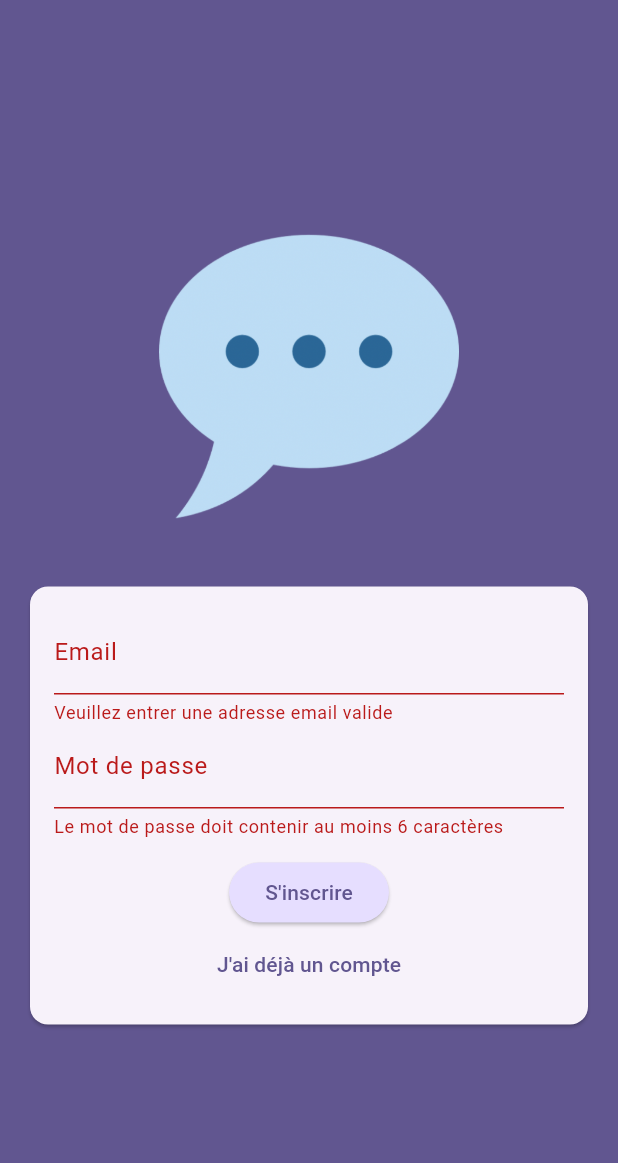
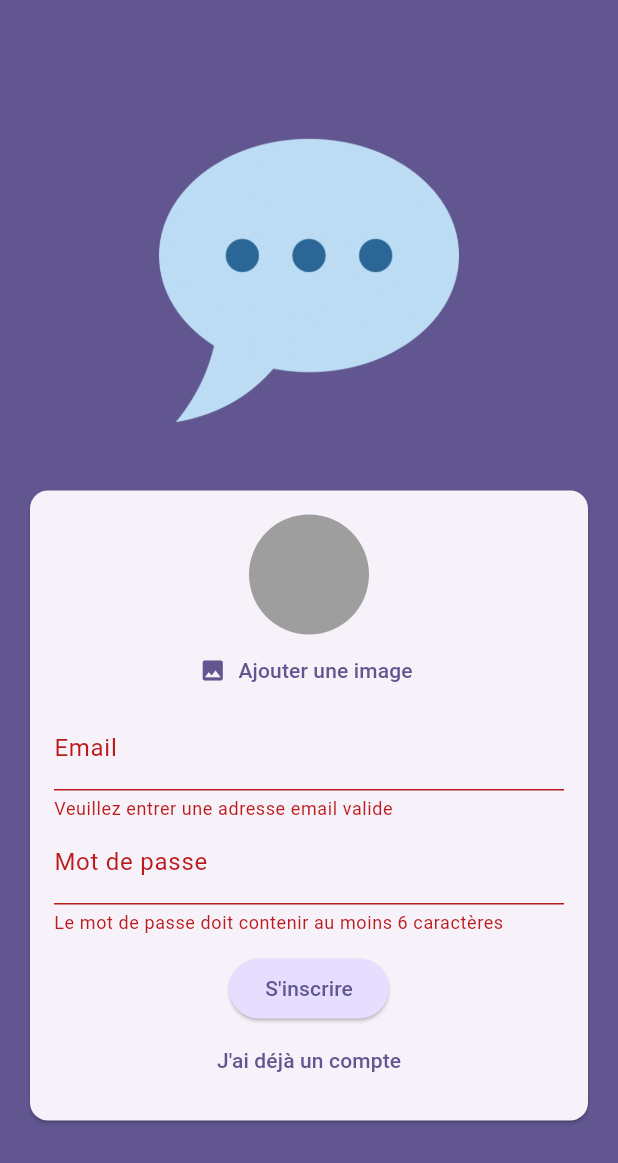
Before and after one commit to UnknownChick/chat-app-flutter, a Flutter app: the screen it shows after launch, after a tap on "Connexion", after a tap on "Créer un compte", on a phone screen of 412 x 824 dp. Shown: the top 1163 px of the screen. Run offline on Flutter 3.47's test engine with Material 3 defaults, Android fonts, the phone set to English and light mode, and no system bars; our stand-ins replace firebase_auth, firebase_core, firebase_storage, flutter_dotenv, image_picker; accounts and stored records are empty.

Commit message:
feat(user inscription): add the posibily to add an profil picture and saved it to Firebase

```diff
--- a/lib/screens/auth.dart
+++ b/lib/screens/auth.dart
@@ -1,5 +1,8 @@
+import 'package:chat_app/widgets/user_image_picker.dart';
+import 'package:firebase_storage/firebase_storage.dart';
 import 'package:flutter/material.dart';
 import 'package:firebase_auth/firebase_auth.dart';
+import 'dart:io';
 
 final _firebase = FirebaseAuth.instance; // permet de créer une instance de Firebase
 
@@ -17,13 +20,15 @@ class _AuthScreenState extends State<AuthScreen> {
   var _isLogin = true; // permet de créer une variable pour le chargement
   var _enteredMail = ''; // permet de créer une variable pour le mail
   var _enteredPassword = ''; // permet de créer une variable pour le mot de passe
+  File? _selectedImage; // permet de créer une variable pour l'image
 
   void _submit() async{
     final isValid = _form.currentState!.validate(); // permet de vérifier si le formulaire est valide
 
-    if (!isValid) { // permet de vérifier si le formulaire n'est pas valide
+    if (!isValid || !_isLogin && _selectedImage == null) { // permet de vérifier si le formulaire n'est pas valide
       return;
     }
+
 
     _form.currentState!.save(); // permet de sauvegarder les données du formulaire
 
@@ -38,6 +43,11 @@ class _AuthScreenState extends State<AuthScreen> {
           email: _enteredMail,
           password: _enteredPassword,
         );
+        final storageRef = FirebaseStorage.instance.ref().child('user_images').child('${userCredentials.user!.uid}.jpg'); // permet de créer un dossier pour l'image
+
+        await storageRef.putFile(_selectedImage!); // permet de créer un dossier pour l'image
+        final imageUrl = storageRef.getDownloadURL();
+        print(imageUrl);
       }
     } on FirebaseAuthException catch (error) {
       if (error.code == 'email-already-in-use') {
@@ -81,6 +91,11 @@ class _AuthScreenState extends State<AuthScreen> {
                       child: Column(
                         mainAxisSize: MainAxisSize.min, // permet de réduire la taille du formulaire
                         children: [
+                          if (!_isLogin) UserImagePicker(
+                            onPickImage: (pickedImage) {
+                              _selectedImage = pickedImage; // permet de créer une variable pour l'image
+                            },
+                          ),
                           TextFormField(
                             decoration: const InputDecoration(
                               labelText: 'Email',
--- /dev/null
+++ b/lib/widgets/user_image_picker.dart
@@ -0,0 +1,61 @@
+import 'package:flutter/material.dart';
+import 'package:image_picker/image_picker.dart';
+import 'dart:io';
+
+class UserImagePicker extends StatefulWidget {
+  const UserImagePicker({Key? key, required this.onPickImage}) : super(key: key);
+
+  final void Function(File pickedImage) onPickImage; // permet de créer une fonction pour l'image
+
+  @override
+  State<StatefulWidget> createState() {
+    return _UserImagePickerState();
+  }
+}
+
+class _UserImagePickerState extends State<UserImagePicker> {
+  File? _pickedImageFile;
+
+  void _pickImage() async { // permet de créer une fonction pour choisir une image
+    final pickedImage = await ImagePicker().pickImage( // permet de créer une variable pour l'image
+      source: ImageSource.camera,
+      imageQuality: 50,
+      maxWidth: 150
+    );
+
+    if (pickedImage == null) { // permet de vérifier si l'image est nulle
+      return;
+    }
+
+    setState(() { // permet de créer un état pour l'image
+      _pickedImageFile = File(pickedImage.path); // permet de créer une variable pour l'image
+    }); // permet de choisir une image
+
+    widget.onPickImage(_pickedImageFile!); // permet de créer une fonction pour l'image
+  }
+
+  @override
+  Widget build(BuildContext context) {
+    return Column(
+      children: [
+        CircleAvatar( // permet de créer un avatar
+          radius: 40,
+          backgroundColor: Colors.grey,
+          foregroundImage: _pickedImageFile != null ? FileImage(_pickedImageFile!) : null,
+        ),
+        TextButton.icon( // permet de créer un bouton
+          onPressed: _pickImage, // permet de créer une action pour le bouton
+          icon: const Icon(
+            Icons.image,
+          ),
+          label: Text(
+            'Ajouter une image',
+            style: TextStyle(
+              color: Theme.of(context).colorScheme.primary,
+            )
+          ),
+        ),
+      ],
+    );
+  }
+}
```
